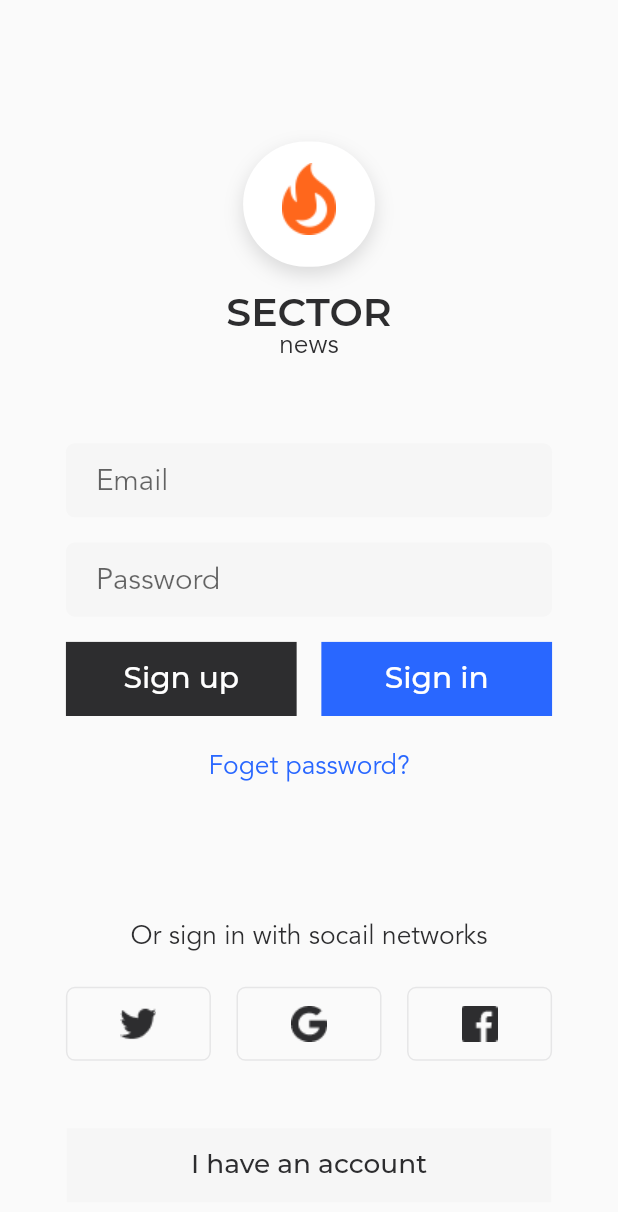
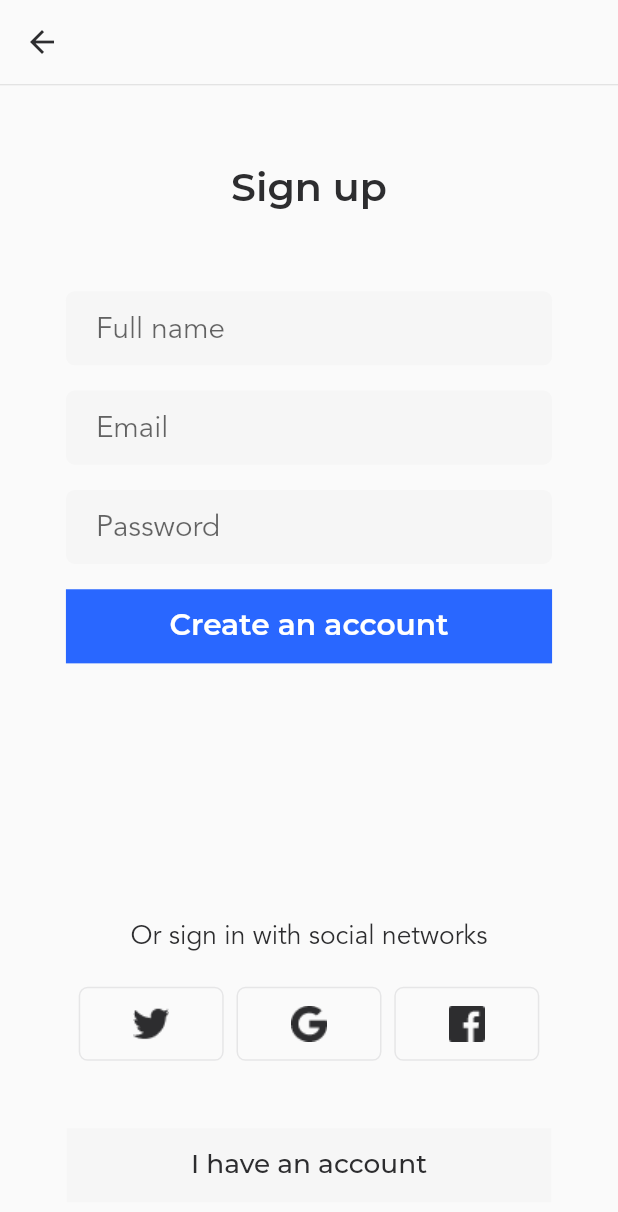
Before and after one commit to szy0syz/flutter-fullstack-news, a Flutter app: the SignIn screen opened by its route, after a tap on "Sign up", on a phone screen of 412 x 824 dp. Shown: the top 1212 px of the screen. Run offline on Flutter 3.47's test engine with Material 2 defaults, Android fonts, the phone set to English and light mode, and no system bars; our stand-ins replace flutter_screenutil, fluttertoast.

Commit message:
Update 完成注册页

```diff
--- /dev/null
+++ b/flutter_news/lib/common/wigdets/app.dart
@@ -0,0 +1,21 @@
+import 'package:flutter/material.dart';
+import 'package:flutter_news/common/values/values.dart';
+
+Widget transparentAppBar({
+  @required BuildContext context,
+  List<Widget> actions,
+}) {
+  return AppBar(
+    backgroundColor: Colors.transparent,
+    elevation: 0,
+    title: Text(""),
+    leading: IconButton(
+      icon: Icon(Icons.arrow_back),
+      color: AppColors.primaryText,
+      onPressed: () {
+        Navigator.pop(context);
+      },
+    ),
+    actions: actions,
+  );
+}
--- a/flutter_news/lib/common/wigdets/widgets.dart
+++ b/flutter_news/lib/common/wigdets/widgets.dart
@@ -1,5 +1,6 @@
 library widgets;
 
+export 'app.dart';
 export 'toast.dart';
 export 'input.dart';
 export 'button.dart';
--- a/flutter_news/lib/main.dart
+++ b/flutter_news/lib/main.dart
@@ -10,6 +10,7 @@ class MyApp extends StatelessWidget {
   @override
   Widget build(BuildContext context) {
     return MaterialApp(
+      debugShowCheckedModeBanner: false,
       title: 'Material App',
       routes: staticRoutes,
       home: WelcomePage(),
--- a/flutter_news/lib/pages/sign_in/sign_in.dart
+++ b/flutter_news/lib/pages/sign_in/sign_in.dart
@@ -126,7 +126,7 @@ class _SignInState extends State<SignIn> {
             child: Row(
               children: <Widget>[
                 btnFlatButtonWidget(
-                  onPressed: () {},
+                  onPressed: _handleNavSignUp,
                   gbColor: AppColors.thirdElement,
                   title: "Sign up",
                 ),
@@ -218,7 +218,7 @@ class _SignInState extends State<SignIn> {
         width: 294,
         gbColor: AppColors.secondaryElement,
         fontColor: AppColors.primaryText,
-        title: "I have an account",
+        title: "Sign up",
         fontWeight: FontWeight.w500,
         fontSize: 16,
       ),
--- a/flutter_news/lib/pages/sign_up/sign_up.dart
+++ b/flutter_news/lib/pages/sign_up/sign_up.dart
@@ -1,4 +1,23 @@
 import 'package:flutter/material.dart';
+import 'package:flutter_news/common/wigdets/widgets.dart';
+import 'package:flutter_news/common/utils/utils.dart';
+
+import '../../common/utils/utils.dart';
+import '../../common/utils/utils.dart';
+import '../../common/utils/utils.dart';
+import '../../common/utils/utils.dart';
+import '../../common/utils/utils.dart';
+import '../../common/utils/utils.dart';
+import '../../common/utils/utils.dart';
+import '../../common/utils/utils.dart';
+import '../../common/utils/utils.dart';
+import '../../common/utils/utils.dart';
+import '../../common/utils/utils.dart';
+import '../../common/utils/utils.dart';
+import '../../common/values/values.dart';
+import '../../common/values/values.dart';
+import '../../common/values/values.dart';
+import '../../common/values/values.dart';
 
 class SignUp extends StatefulWidget {
   @override
@@ -6,10 +25,175 @@ class SignUp extends StatefulWidget {
 }
 
 class _SignUpState extends State<SignUp> {
+  // fullName email password 的控制器
+  final TextEditingController _fullnameController = TextEditingController();
+  final TextEditingController _emailController = TextEditingController();
+  final TextEditingController _passController = TextEditingController();
+
+  /// -------------------------------
+
+  // 返回上一页
+  _handleNavPop() {
+    Navigator.pop(context);
+  }
+
+  _handleSignUp() {
+    if (!kCheckStringLength(_fullnameController.value.text, 5)) {
+      toastInfo(msg: "用户名不能少于5位");
+      return;
+    }
+    if (!kIsEmail(_emailController.value.text)) {
+      toastInfo(msg: "邮箱地址错误");
+      return;
+    }
+    if (!kCheckStringLength(_passController.value.text, 5)) {
+      toastInfo(msg: "密码不能少于6位");
+      return;
+    }
+  }
+
+  /// -------------------------------
+
+  Widget _buildLogo() {
+    return Container(
+      margin: EdgeInsets.only(top: kSetHeight(50)),
+      child: Text(
+        "Sign up",
+        textAlign: TextAlign.center,
+        style: TextStyle(
+          color: AppColors.primaryText,
+          fontFamily: "Montserrat",
+          fontWeight: FontWeight.w600,
+          fontSize: kSetFontSize(24),
+          height: 1,
+        ),
+      ),
+    );
+  }
+
+  // 注册表单
+  Widget _buildInputForm() {
+    return Container(
+      width: kSetWidth(295),
+      // height: 204,
+      margin: EdgeInsets.only(top: kSetHeight(49)),
+      child: Column(
+        children: <Widget>[
+          inputTextEdit(
+            controller: _fullnameController,
+            keyboardType: TextInputType.emailAddress,
+            hintText: "Full name",
+            marginTop: 0,
+          ),
+          inputTextEdit(
+            controller: _emailController,
+            keyboardType: TextInputType.emailAddress,
+            hintText: "Email",
+          ),
+          // password input
+          inputTextEdit(
+            controller: _passController,
+            keyboardType: TextInputType.visiblePassword,
+            hintText: "Password",
+            isPassword: true,
+          ),
+          // 创建账号
+          Container(
+            height: kSetHeight(44),
+            margin: EdgeInsets.only(top: kSetHeight(15)),
+            child: btnFlatButtonWidget(
+              onPressed: _handleSignUp,
+              gbColor: AppColors.primaryElement,
+              fontWeight: FontWeight.w600,
+              width: kSetWidth(295),
+              title: "Create an account",
+            ),
+          )
+        ],
+      ),
+    );
+  }
+
+  // 第三方
+  Widget _buildThirdPartyLogin() {
+    return Container(
+      width: kSetWidth(295),
+      margin: EdgeInsets.only(bottom: kSetHeight(40)),
+      child: Column(
+        children: <Widget>[
+          Text(
+            "Or sign in with social networks",
+            textAlign: TextAlign.center,
+            style: TextStyle(
+              color: AppColors.primaryText,
+              fontFamily: "Avenir",
+              fontWeight: FontWeight.w400,
+              fontSize: kSetFontSize(16),
+            ),
+          ),
+          Padding(
+            padding: EdgeInsets.only(top: kSetHeight(20)),
+            child: Row(
+              mainAxisAlignment: MainAxisAlignment.spaceEvenly,
+              children: <Widget>[
+                btnFlatButtonBorderOnlyWidget(
+                  onPressed: () {},
+                  width: 88,
+                  iconFileName: "twitter",
+                ),
+                btnFlatButtonBorderOnlyWidget(
+                  onPressed: () {},
+                  width: 88,
+                  iconFileName: "google",
+                ),
+                btnFlatButtonBorderOnlyWidget(
+                  onPressed: () {},
+                  width: 88,
+                  iconFileName: "facebook",
+                ),
+              ],
+            ),
+          )
+        ],
+      ),
+    );
+  }
+
+  // 有账号
+  Widget _buildHaveAccountButton() {
+    return Container(
+      margin: EdgeInsets.only(bottom: kSetHeight(20)),
+      child: btnFlatButtonWidget(
+        onPressed: _handleNavPop,
+        width: 294,
+        gbColor: AppColors.secondaryElement,
+        fontColor: AppColors.primaryText,
+        title: "I have an account",
+        fontWeight: FontWeight.w500,
+        fontSize: 16,
+      ),
+    );
+  }
+
+  /// -------------------------------
+
   @override
   Widget build(BuildContext context) {
-    return Container(
-      child: Text("SignUp"),
+    return Scaffold(
+      resizeToAvoidBottomInset: false,
+      appBar: transparentAppBar(context: context, actions: []),
+      body: Center(
+        child: Column(
+          children: <Widget>[
+            Divider(height: 1),
+            _buildLogo(),
+            _buildInputForm(),
+            Spacer(),
+            _buildThirdPartyLogin(),
+            _buildHaveAccountButton(),
+          ],
+        ),
+      ),
     );
   }
 }
```
Also changed, not shown: assets/images/signup_layout.png (added), 1 other file.
